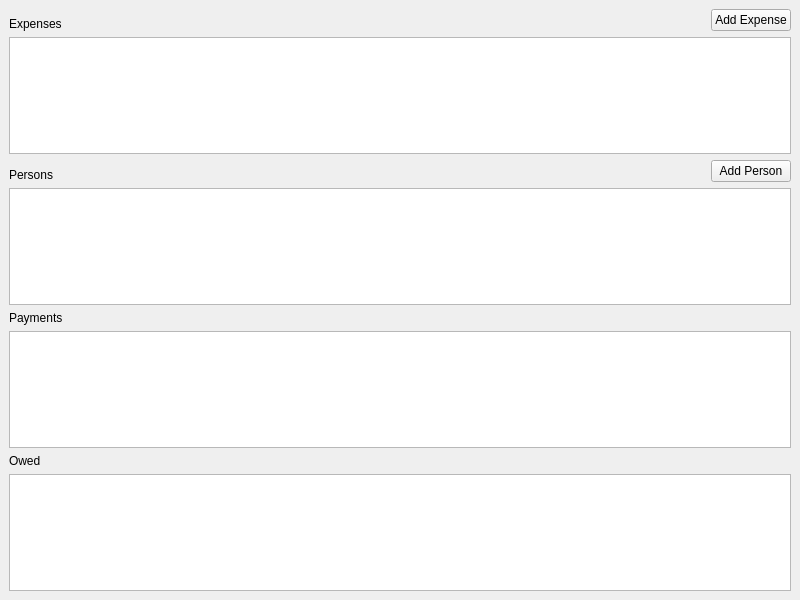
AdamPloof/FairBudget, file src/app.ui: the form before one commit.
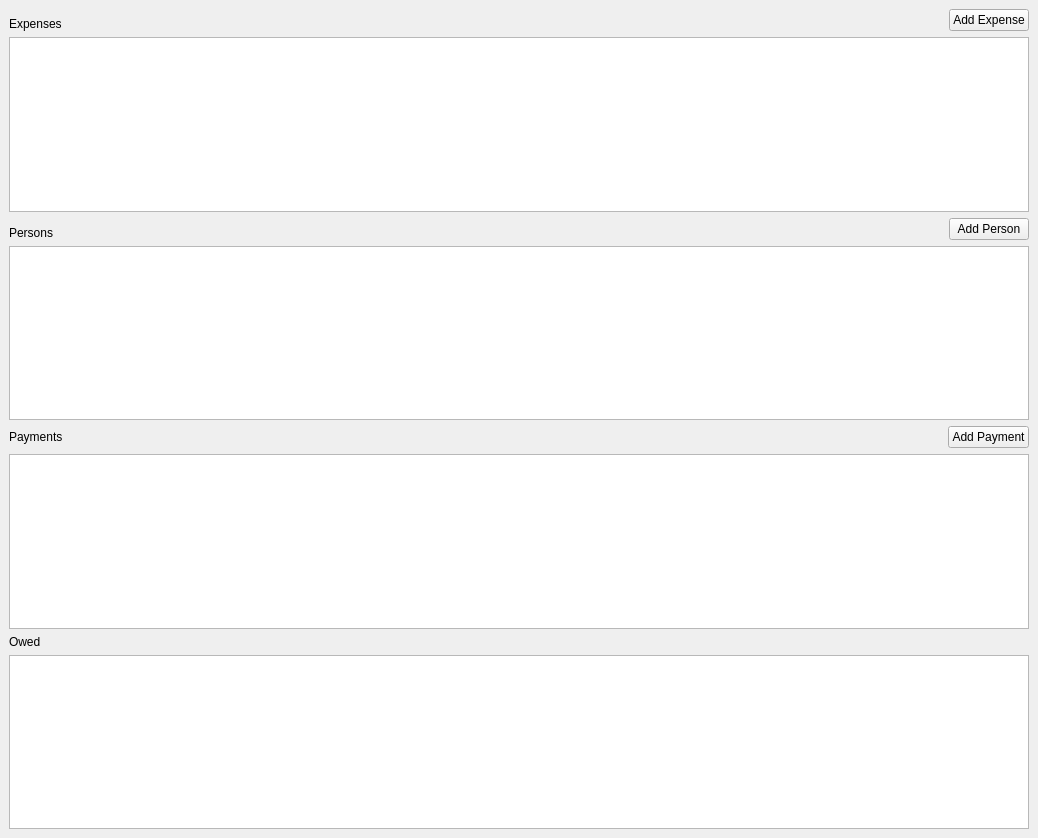
The form after the commit.

Diff of the .ui file:
```diff
--- a/src/app.ui
+++ b/src/app.ui
@@ -6,8 +6,8 @@
    <rect>
     <x>0</x>
     <y>0</y>
-    <width>800</width>
-    <height>600</height>
+    <width>1038</width>
+    <height>838</height>
    </rect>
   </property>
   <property name="windowTitle">
@@ -70,13 +70,20 @@
       </item>
       <item>
        <layout class="QHBoxLayout" name="horizontalLayout_5">
-        <item alignment="Qt::AlignBottom">
+        <item>
          <widget class="QLabel" name="paymentLbl">
           <property name="text">
            <string>Payments</string>
           </property>
          </widget>
         </item>
+        <item alignment="Qt::AlignRight">
+         <widget class="QPushButton" name="addPaymentBtn">
+          <property name="text">
+           <string>Add Payment</string>
+          </property>
+         </widget>
+        </item>
        </layout>
       </item>
       <item>
```
